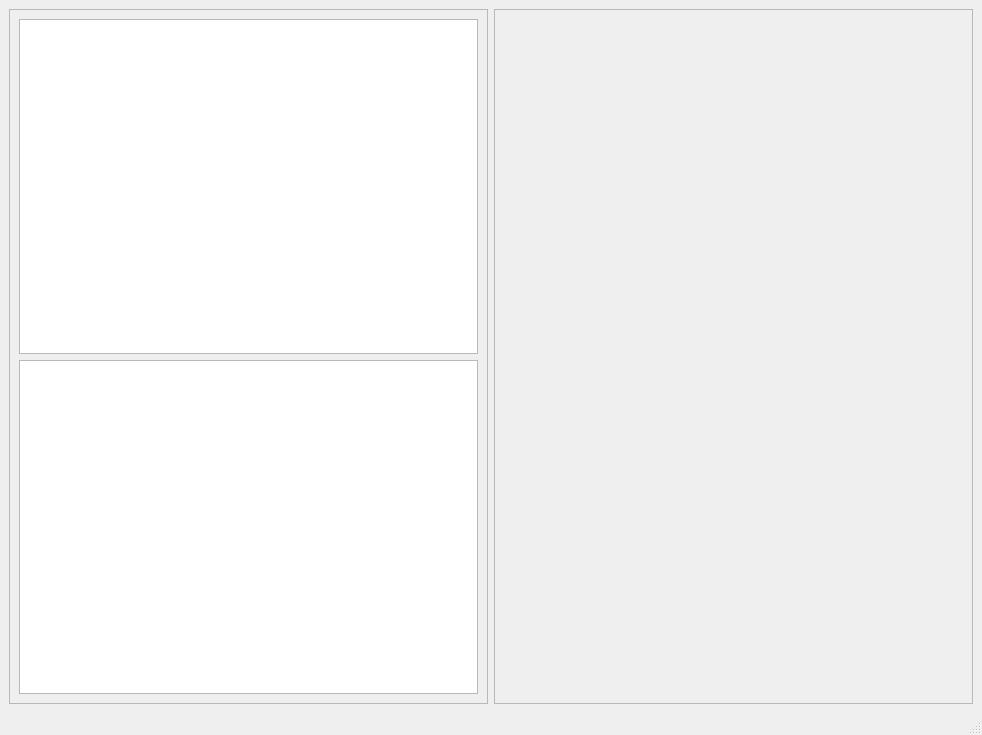
Old version of the form frontend/frontend.ui in the repository hadiko-i6/zischr.
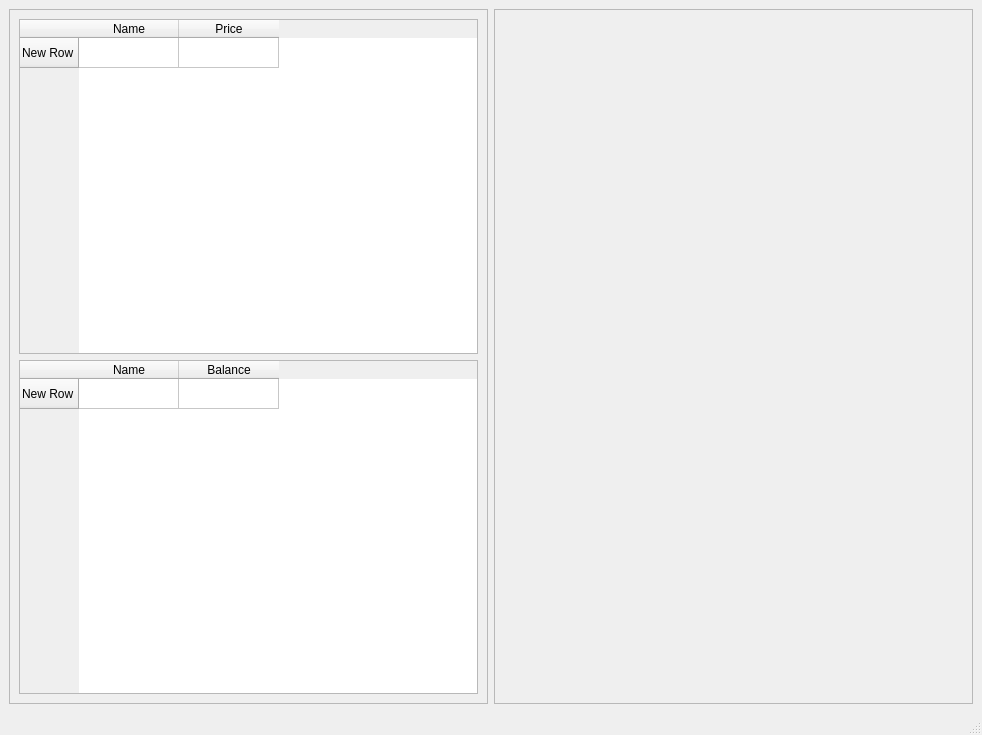
New version of the form.

Commit message: Frontend: Implemented RPC and remaining GUI functionality

What changed in the file:
```diff
--- a/frontend/frontend.ui
+++ b/frontend/frontend.ui
@@ -31,10 +31,45 @@
       </property>
       <layout class="QVBoxLayout" name="verticalLayout">
        <item>
-        <widget class="QTableWidget" name="currentOrderList"/>
+        <widget class="QTableWidget" name="currentOrderList">
+         <row>
+          <property name="text">
+           <string>New Row</string>
+          </property>
+         </row>
+         <column>
+          <property name="text">
+           <string>Name</string>
+          </property>
+         </column>
+         <column>
+          <property name="text">
+           <string>Price</string>
+          </property>
+         </column>
+        </widget>
        </item>
        <item>
-        <widget class="QTableWidget" name="accountsList"/>
+        <widget class="QTableWidget" name="accountsList">
+         <property name="gridStyle">
+          <enum>Qt::SolidLine</enum>
+         </property>
+         <row>
+          <property name="text">
+           <string>New Row</string>
+          </property>
+         </row>
+         <column>
+          <property name="text">
+           <string>Name</string>
+          </property>
+         </column>
+         <column>
+          <property name="text">
+           <string>Balance</string>
+          </property>
+         </column>
+        </widget>
        </item>
       </layout>
      </widget>
```
The commit also changes 1 other file.
